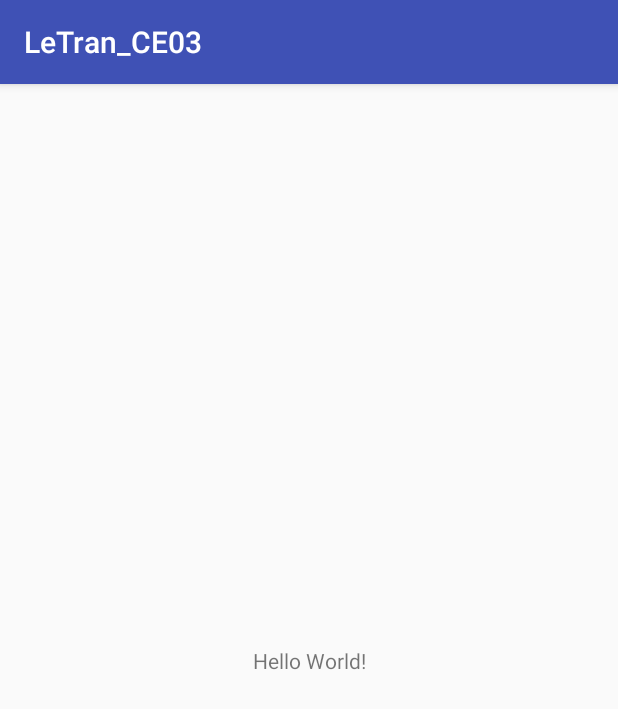
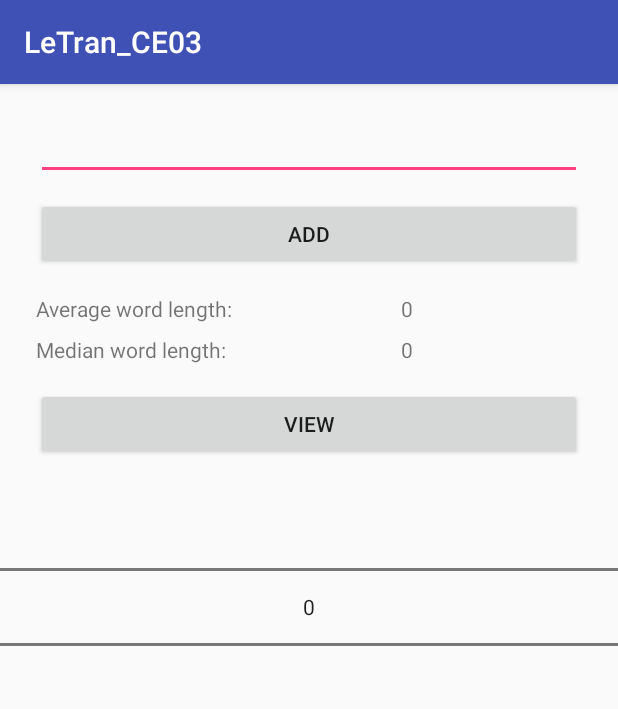
Before and after one commit to tranle13/JAV_LetterCounting, an Android app: the screen it shows after launch (MainActivity), on a phone screen of 412 x 824 dp. Shown: the top 709 px of the screen. Run offline under Robolectric (Android 15) with nearby library versions, the phone set to English and light mode, and no system bars.

Commit message:
Completed application UI

```diff
--- a/LeTran_CE03/app/src/main/java/com/sunny/android/letran_ce03/MainActivity.java
+++ b/LeTran_CE03/app/src/main/java/com/sunny/android/letran_ce03/MainActivity.java
@@ -1,3 +1,8 @@
+
+    // NAME: Tran Le
+    // JAV1 - 1808
+    // FILE NAME: MainActivity.java
+
 package com.sunny.android.letran_ce03;
 
 import android.support.v7.app.AppCompatActivity;
--- a/LeTran_CE03/app/src/main/res/layout/activity_main.xml
+++ b/LeTran_CE03/app/src/main/res/layout/activity_main.xml
@@ -6,13 +6,90 @@
     android:layout_height="match_parent"
     tools:context=".MainActivity">
 
+    <EditText
+        android:id="@+id/txt_TextInput"
+        android:layout_width="0dp"
+        android:layout_height="wrap_content"
+        android:layout_marginEnd="24dp"
+        android:layout_marginStart="24dp"
+        android:layout_marginTop="16dp"
+        android:ems="10"
+        android:inputType="textPersonName"
+        android:textSize="20sp"
+        app:layout_constraintEnd_toEndOf="parent"
+        app:layout_constraintStart_toStartOf="parent"
+        app:layout_constraintTop_toTopOf="parent" />
+
+    <Button
+        android:id="@+id/button2"
+        android:layout_width="0dp"
+        android:layout_height="wrap_content"
+        android:layout_marginTop="12dp"
+        android:text="@string/btn_Add"
+        app:layout_constraintEnd_toEndOf="@+id/txt_TextInput"
+        app:layout_constraintStart_toStartOf="@+id/txt_TextInput"
+        app:layout_constraintTop_toBottomOf="@+id/txt_TextInput" />
+
     <TextView
+        android:id="@+id/textView3"
         android:layout_width="wrap_content"
         android:layout_height="wrap_content"
-        android:text="Hello World!"
-        app:layout_constraintBottom_toBottomOf="parent"
-        app:layout_constraintLeft_toLeftOf="parent"
-        app:layout_constraintRight_toRightOf="parent"
-        app:layout_constraintTop_toTopOf="parent" />
+        android:layout_marginTop="16dp"
+        android:text="@string/txt_Average"
+        app:layout_constraintStart_toStartOf="@+id/button2"
+        app:layout_constraintTop_toBottomOf="@+id/button2" />
 
+    <TextView
+        android:id="@+id/textView4"
+        android:layout_width="wrap_content"
+        android:layout_height="wrap_content"
+        android:layout_marginTop="8dp"
+        android:text="@string/txt_Median"
+        app:layout_constraintStart_toStartOf="@+id/textView3"
+        app:layout_constraintTop_toBottomOf="@+id/textView3" />
+
+    <Button
+        android:id="@+id/button3"
+        android:layout_width="0dp"
+        android:layout_height="wrap_content"
+        android:layout_marginTop="16dp"
+        android:text="@string/btn_View"
+        app:layout_constraintEnd_toEndOf="@+id/button2"
+        app:layout_constraintStart_toStartOf="@+id/button2"
+        app:layout_constraintTop_toBottomOf="@+id/textView4" />
+
+    <TextView
+        android:id="@+id/txt_Average"
+        android:layout_width="0dp"
+        android:layout_height="wrap_content"
+        android:layout_marginEnd="8dp"
+        android:layout_marginStart="8dp"
+        android:gravity="center"
+        android:text="@string/average"
+        app:layout_constraintBottom_toBottomOf="@+id/textView3"
+        app:layout_constraintEnd_toEndOf="@+id/button2"
+        app:layout_constraintHorizontal_bias="0.5"
+        app:layout_constraintStart_toEndOf="@+id/textView3"
+        app:layout_constraintTop_toTopOf="@+id/textView3" />
+
+    <TextView
+        android:id="@+id/txt_Median"
+        android:layout_width="0dp"
+        android:layout_height="wrap_content"
+        android:gravity="center"
+        android:text="@string/median"
+        app:layout_constraintBottom_toBottomOf="@+id/textView4"
+        app:layout_constraintEnd_toEndOf="@+id/txt_Average"
+        app:layout_constraintStart_toStartOf="@+id/txt_Average"
+        app:layout_constraintTop_toTopOf="@+id/textView4" />
+
+    <NumberPicker
+        android:layout_width="0dp"
+        android:layout_height="wrap_content"
+        android:layout_marginTop="8dp"
+        app:layout_constraintEnd_toEndOf="parent"
+        app:layout_constraintStart_toStartOf="parent"
+        app:layout_constraintTop_toBottomOf="@+id/button3">
+
+    </NumberPicker>
 </android.support.constraint.ConstraintLayout>
--- a/LeTran_CE03/app/src/main/res/values/strings.xml
+++ b/LeTran_CE03/app/src/main/res/values/strings.xml
@@ -1,3 +1,9 @@
 <resources>
     <string name="app_name">LeTran_CE03</string>
+    <string name="btn_Add">ADD</string>
+    <string name="btn_View">VIEW</string>
+    <string name="txt_Average">Average word length:</string>
+    <string name="txt_Median">Median word length:</string>
+    <string name="average">0</string>
+    <string name="median">0</string>
 </resources>
```
